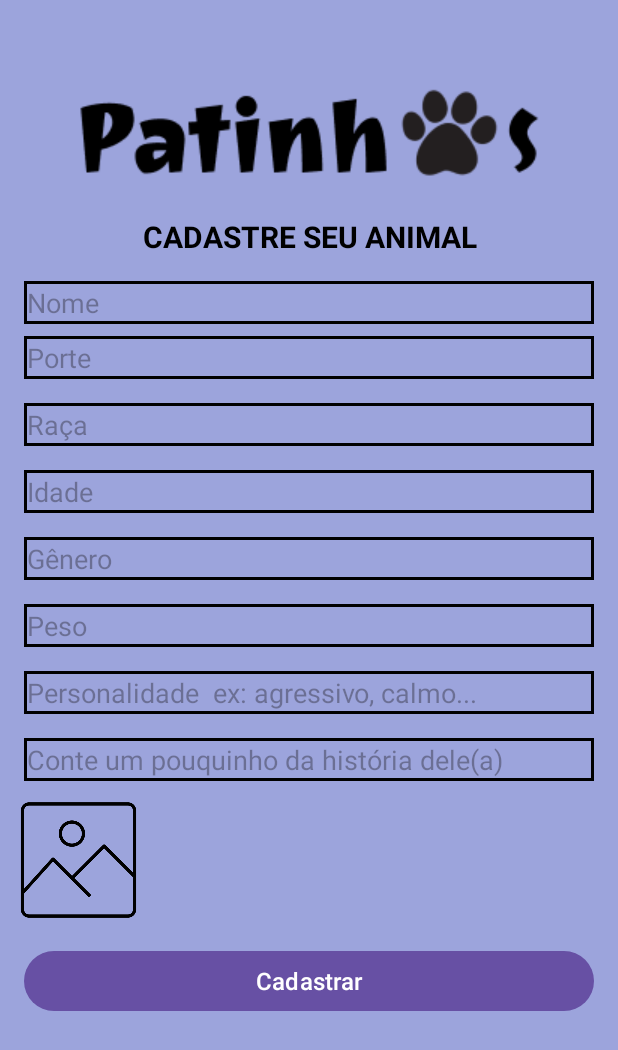
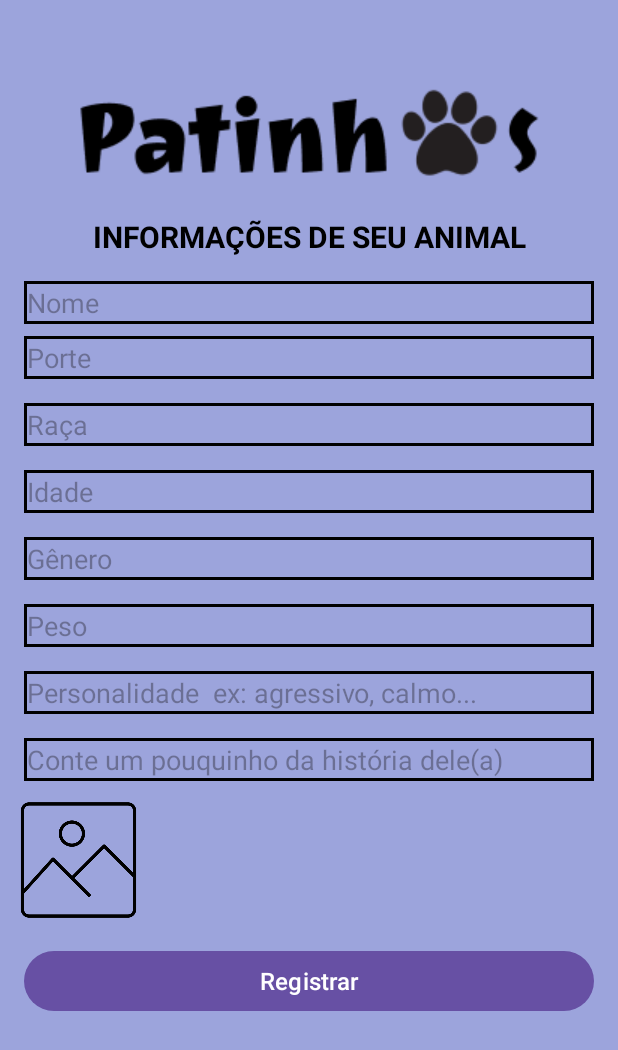
Before and after one commit to Foradeserie/Patinhass, an Android app: the CadastrarAnimal screen opened directly, with no data from a screen before it, on a phone screen of 412 x 824 dp. Shown: the top 1050 px of the screen. Run offline under Robolectric (Android 15) with nearby library versions, the light colour scheme and no system bars; our stand-ins replace Firebase (no records; nobody signed in at launch, a user with empty details on screens opened directly).

Commit message:
pronto para mostrar a parte 1

```diff
--- a/Patinhas/app/src/main/res/layout/activity_cadastro_animal.xml
+++ b/Patinhas/app/src/main/res/layout/activity_cadastro_animal.xml
@@ -26,7 +26,7 @@
         android:layout_width="0dp"
         android:layout_height="wrap_content"
         android:layout_marginTop="10dp"
-        android:text="CADASTRE SEU ANIMAL"
+        android:text="INFORMAÇÕES DE SEU ANIMAL"
         android:textAlignment="center"
         android:textColor="#000000"
         android:textSize="20sp"
@@ -165,15 +165,15 @@
         android:id="@+id/bCadastrarAnimal"
         android:layout_width="0dp"
         android:layout_height="wrap_content"
-        android:text="Cadastrar"
+        android:layout_marginStart="16dp"
+        android:layout_marginTop="16dp"
+        android:layout_marginEnd="16dp"
+        android:onClick="validarCadastroAnimal"
+        android:text="Registrar"
         android:textSize="16sp"
-        android:onClick="validarCadastroAnimal"
+        app:layout_constraintEnd_toEndOf="parent"
+        app:layout_constraintStart_toStartOf="parent"
         app:layout_constraintTop_toBottomOf="@+id/galeria"
-        app:layout_constraintStart_toStartOf="parent"
-        app:layout_constraintEnd_toEndOf="parent"
-        android:layout_marginTop="16dp"
-        android:layout_marginStart="16dp"
-        android:layout_marginEnd="16dp"
 
         />
 
--- a/Patinhas/app/src/main/res/layout/activity_opcoes.xml
+++ b/Patinhas/app/src/main/res/layout/activity_opcoes.xml
@@ -40,7 +40,7 @@
         android:layout_height="wrap_content"
         android:layout_marginEnd="32dp"
         android:layout_marginBottom="292dp"
-        android:text="Cadastrar"
+        android:text="Registrar"
         android:textColor="#000000"
         android:textSize="35sp"
         app:layout_constraintBottom_toBottomOf="parent"
```
